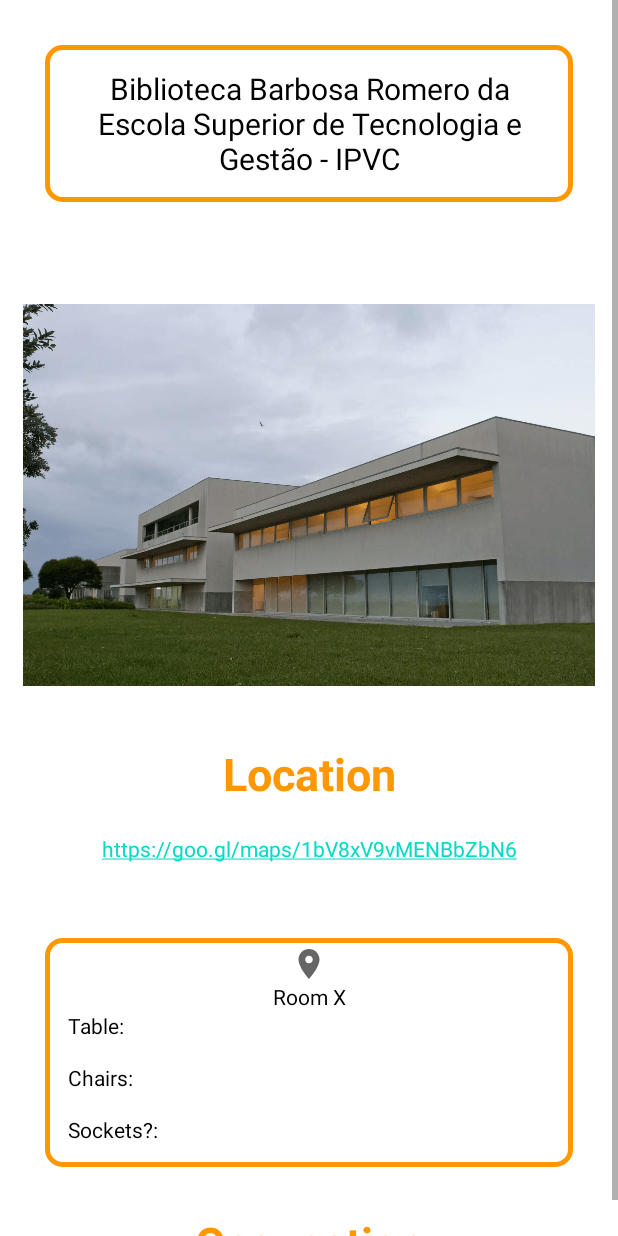
After one commit to extremelf/libsked, an Android app: the layout activity_library_info.xml on its own in the app's theme, with its tools: preview values and no code run, on a phone screen of 412 x 824 dp. The commit adds this screen. Run offline under Robolectric (Android 15) with nearby library versions, the phone set to English and light mode, and no system bars.

Commit message:
UI tweaks v6 - added the new library info screen, needs to have the button linked in to show screen, recycler needs to be filled with the correct information and I hope scroll is working, gave up on the image slider.

```diff
--- a/Android/app/src/main/AndroidManifest.xml
+++ b/Android/app/src/main/AndroidManifest.xml
@@ -2,8 +2,8 @@
 <manifest xmlns:android="http://schemas.android.com/apk/res/android"
     package="com.example.libsked">
 
-    <uses-permission android:name="android.permission.INTERNET"/>
-    <uses-permission android:name="android.permission.ACCESS_NETWORK_STATE"/>
+    <uses-permission android:name="android.permission.INTERNET" />
+    <uses-permission android:name="android.permission.ACCESS_NETWORK_STATE" />
 
     <application
         android:name=".appplication.ScheduleApplication"
@@ -13,6 +13,9 @@
         android:roundIcon="@mipmap/ic_launcher_round"
         android:supportsRtl="true"
         android:theme="@style/Theme.Libsked">
+        <activity
+            android:name=".LibraryInfo"
+            android:exported="false" />
         <activity
             android:name=".RoomSchedule"
             android:exported="false" />
--- /dev/null
+++ b/Android/app/src/main/java/com/example/libsked/library_info.kt
@@ -0,0 +1,23 @@
+package com.example.libsked
+
+import androidx.appcompat.app.AppCompatActivity
+import android.os.Bundle
+import android.widget.ImageButton
+import android.widget.ImageSwitcher
+
+
+class LibraryInfo : AppCompatActivity() {
+
+    lateinit var btnPrevious : ImageButton
+    lateinit var btnNext     : ImageButton
+    lateinit var imageSwitcher : ImageSwitcher
+
+    override fun onCreate(savedInstanceState: Bundle?) {
+        super.onCreate(savedInstanceState)
+        setContentView(R.layout.activity_library_info)
+
+
+
+
+    }
+}
--- /dev/null
+++ b/Android/app/src/main/res/drawable/ic_baseline_navigate_before_24.xml
@@ -0,0 +1,11 @@
+<vector xmlns:android="http://schemas.android.com/apk/res/android"
+    android:width="24dp"
+    android:height="24dp"
+    android:viewportWidth="24"
+    android:viewportHeight="24"
+    android:tint="?attr/colorControlNormal"
+    android:autoMirrored="true">
+  <path
+      android:fillColor="@android:color/white"
+      android:pathData="M15.41,7.41L14,6l-6,6 6,6 1.41,-1.41L10.83,12z"/>
+</vector>
--- /dev/null
+++ b/Android/app/src/main/res/drawable/ic_baseline_navigate_next_24.xml
@@ -0,0 +1,11 @@
+<vector xmlns:android="http://schemas.android.com/apk/res/android"
+    android:width="24dp"
+    android:height="24dp"
+    android:viewportWidth="24"
+    android:viewportHeight="24"
+    android:tint="?attr/colorControlNormal"
+    android:autoMirrored="true">
+  <path
+      android:fillColor="@android:color/white"
+      android:pathData="M10,6L8.59,7.41 13.17,12l-4.58,4.59L10,18l6,-6z"/>
+</vector>
--- /dev/null
+++ b/Android/app/src/main/res/layout/activity_library_info.xml
@@ -0,0 +1,184 @@
+<?xml version="1.0" encoding="utf-8"?>
+
+<ScrollView xmlns:android="http://schemas.android.com/apk/res/android"
+    xmlns:app="http://schemas.android.com/apk/res-auto"
+    xmlns:tools="http://schemas.android.com/tools"
+    android:id="@+id/scroll_view_library"
+    android:layout_width="match_parent"
+    android:layout_height="match_parent"
+    tools:context=".LibraryInfo">
+
+    <RelativeLayout
+        android:id="@+id/library_info"
+        android:layout_width="match_parent"
+        android:layout_height="wrap_content">
+
+        <TextView
+            android:id="@+id/title_library"
+            android:layout_width="match_parent"
+            android:layout_height="wrap_content"
+            android:layout_margin="30dp"
+            android:background="@drawable/square"
+            android:backgroundTint="#FF9800"
+            android:gravity="center"
+            android:padding="15dp"
+            android:text="@string/biblioteca_barbosa_romero_da_escola_superior_de_tecnologia_e_gest_o_ipvc"
+            android:textColor="@color/black"
+            android:textSize="20sp"
+            android:textStyle="normal"
+
+            />
+        <!--
+
+            <LinearLayout
+                android:id="@+id/image_viewer"
+                android:layout_below="@id/title_library"
+                android:layout_width="match_parent"
+                android:layout_height="wrap_content"
+                android:orientation="horizontal"
+                android:gravity="center"
+                >
+
+                <ImageButton
+                    android:id="@+id/btn_previous"
+                    android:layout_width="50dp"
+                    android:layout_height="80dp"
+                    android:background="@android:color/transparent"
+                    android:src="@drawable/ic_baseline_navigate_before_24"
+                    />
+
+                <ImageSwitcher
+                    android:id="@+id/image_switcher"
+                    android:layout_width="250dp"
+                    android:layout_height="250dp"
+
+                    />
+
+                <ImageButton
+                    android:id="@+id/btn_next"
+                    android:layout_width="50dp"
+                    android:layout_height="80dp"
+                    android:background="@android:color/transparent"
+                    android:src="@drawable/ic_baseline_navigate_next_24"
+                    />
+
+
+
+
+            </LinearLayout>
+        -->
+
+        <ImageView
+            android:id="@+id/image_one"
+            android:layout_width="match_parent"
+            android:layout_height="300dp"
+            android:layout_below="@id/title_library"
+            android:layout_margin="15dp"
+            android:src="@drawable/kkkkllklkkkkkkkk"
+            android:contentDescription="@string/simple_image_of_the_library"/>
+
+        <TextView
+            android:id="@+id/location_library"
+            android:layout_width="match_parent"
+            android:layout_height="wrap_content"
+            android:layout_below="@id/image_one"
+            android:gravity="center"
+            android:text="@string/location_title"
+            android:textColor="@color/colorPrimary"
+            android:textSize="30sp"
+            android:textStyle="bold" />
+
+        <TextView
+            android:id="@+id/link_location"
+            android:layout_width="match_parent"
+            android:layout_height="wrap_content"
+            android:layout_below="@id/location_library"
+            android:layout_margin="20dp"
+            android:autoLink="web"
+            android:gravity="center"
+            android:text="@string/link_to_maps"
+            android:textColor="#1F69FF" />
+
+        <RelativeLayout
+            android:id="@+id/info_library_info"
+            android:layout_width="match_parent"
+            android:layout_height="wrap_content"
+            android:layout_below="@id/link_location"
+            android:layout_centerHorizontal="true"
+            android:layout_margin="30dp"
+            android:background="@drawable/square"
+            android:backgroundTint="#FF9800">
+
+
+            <TextView
+                android:id="@+id/room_number_library"
+                android:layout_width="match_parent"
+                android:layout_height="wrap_content"
+                android:layout_marginTop="5dp"
+                android:gravity="center"
+                android:text="@string/room_x"
+                android:textColor="@color/black"
+                android:textStyle="normal"
+                app:drawableTopCompat="@drawable/ic_baseline_location_on_24"
+
+                />
+
+            <TextView
+                android:id="@+id/room_tables_library"
+                android:layout_width="match_parent"
+                android:layout_height="wrap_content"
+                android:layout_below="@id/room_number_library"
+                android:layout_marginStart="15dp"
+                android:layout_marginBottom="15dp"
+                android:text="@string/table"
+                android:textColor="@color/black" />
+
+            <TextView
+                android:id="@+id/room_chairs_library"
+                android:layout_width="match_parent"
+                android:layout_height="wrap_content"
+                android:layout_below="@id/room_tables_library"
+                android:layout_marginStart="15dp"
+                android:layout_marginBottom="15dp"
+                android:text="@string/chairs"
+                android:textColor="@color/black" />
+
+            <TextView
+                android:id="@+id/room_sockets_sockets"
+                android:layout_width="match_parent"
+                android:layout_height="wrap_content"
+                android:layout_below="@id/room_chairs_library"
+                android:layout_marginStart="15dp"
+                android:layout_marginBottom="15dp"
+                android:text="@string/sockets"
+                android:textColor="@color/black" />
+
+        </RelativeLayout>
+
+
+        <TextView
+            android:id="@+id/show_occupation_library"
+            android:layout_width="match_parent"
+            android:layout_height="wrap_content"
+            android:layout_below="@id/info_library_info"
+            android:gravity="center"
+            android:text="@string/occupation"
+            android:textColor="#FF9800"
+            android:textSize="30sp"
+            android:textStyle="bold"
+
+
+            />
+
+
+        <androidx.recyclerview.widget.RecyclerView
+            android:id="@+id/schedule_recycler_library"
+            android:layout_width="match_parent"
+            android:layout_height="wrap_content"
+            android:layout_below="@id/show_occupation_library"
+            android:layout_marginHorizontal="15dp" />
+
+
+    </RelativeLayout>
+
+</ScrollView>
--- a/Android/app/src/main/res/layout/activity_login.xml
+++ b/Android/app/src/main/res/layout/activity_login.xml
@@ -26,6 +26,7 @@
             android:hint="@string/email_sign_in"
             android:inputType="textEmailAddress"
             android:paddingBottom="20dp"
+            android:autofillHints="emailAddress"
             android:textColorHint="@color/black">
 
         </EditText>
@@ -58,6 +59,7 @@
             android:backgroundTint="#FF9800"
             android:paddingBottom="20dp"
             android:textColorHint="@color/black"
+            android:autofillHints="password"
             >
 
 
@@ -127,14 +129,15 @@
     <ImageView
         android:id="@+id/imageView"
         android:layout_width="match_parent"
-        android:layout_marginStart="20dp"
-        android:layout_marginEnd="20dp"
         android:layout_height="130dp"
         android:layout_centerHorizontal="true"
+        android:layout_marginStart="20dp"
         android:layout_marginTop="28dp"
+        android:layout_marginEnd="20dp"
         android:background="@drawable/square"
         android:backgroundTint="#FF9800"
-        app:srcCompat="@drawable/usericon" />
+        app:srcCompat="@drawable/usericon"
+        android:contentDescription="@string/mock_string"/>
 
     <!--<ImageView
         android:id="@+id/imageView2"
--- a/Android/app/src/main/res/layout/fragment_appointment.xml
+++ b/Android/app/src/main/res/layout/fragment_appointment.xml
@@ -18,11 +18,11 @@
         <TextView
             android:layout_width="match_parent"
             android:layout_height="match_parent"
-            android:layout_marginLeft="10dp"
-            android:text="Appointment"
+            android:layout_marginStart="10dp"
+            android:text="@string/appointment"
             android:textColor="#FF9800"
             android:textStyle="italic|bold"
-            android:textSize="30dp">
+            android:textSize="30sp">
         </TextView>
 
     </LinearLayout>
@@ -40,7 +40,10 @@
         <CalendarView
             android:id="@+id/calendar"
             android:layout_width="wrap_content"
-            android:layout_height="300dp"></CalendarView>
+            android:layout_height="300dp">
+
+
+        </CalendarView>
 
 
 
@@ -55,7 +58,7 @@
         android:layout_centerHorizontal="true"
         android:layout_marginTop="30dp"
         android:backgroundTint="#FF9800"
-        android:text="Apply" />
+        android:text="@string/apply" />
 
 
 
--- a/Android/app/src/main/res/values/strings.xml
+++ b/Android/app/src/main/res/values/strings.xml
@@ -35,4 +35,9 @@
     <string name="make_a_reservation">Make a reservation</string>
     <string name="select_start_time">Select start time</string>
     <string name="select_end_time">Select end time</string>
+    <string name="appointment">Appointment</string>
+    <string name="apply">Apply</string>
+    <string name="location_title">Location</string>
+    <string name="link_to_maps">https://goo.gl/maps/1bV8xV9vMENBbZbN6</string>
+    <string name="simple_image_of_the_library">Simple image of the library</string>
 </resources>
```
Also changed, not shown: Android/app/src/main/res/drawable/kkkkllklkkkkkkkk.png (added).
